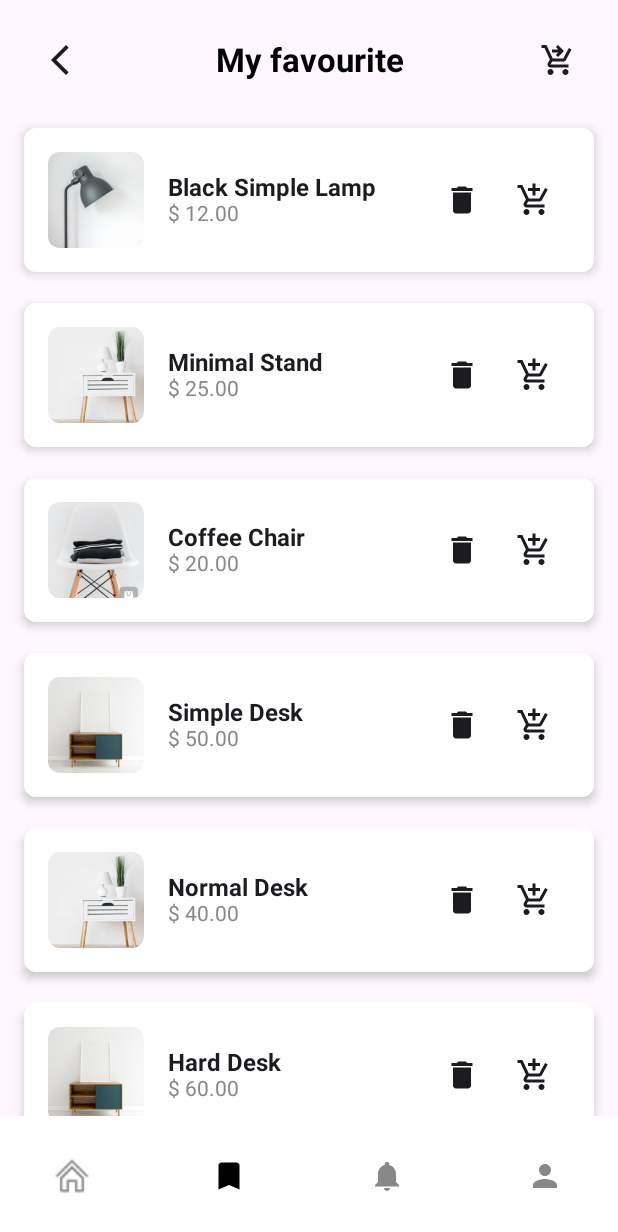
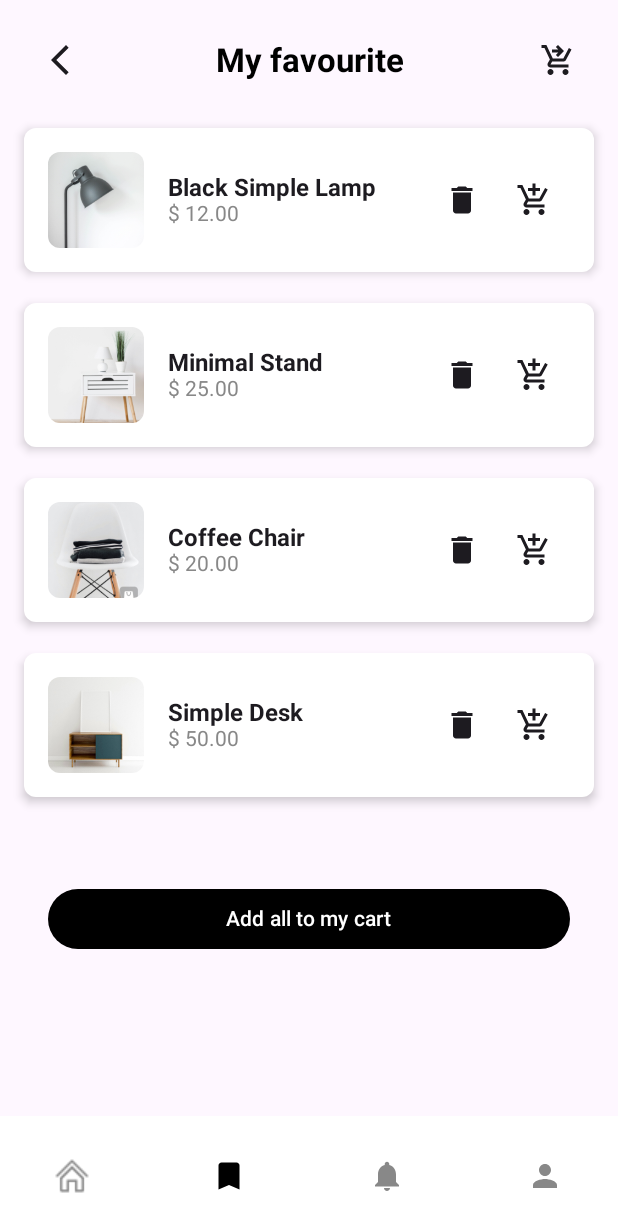
Before and after one commit to VanQuyet04/Assignment_KOT104_PH35419, an Android app built with Jetpack Compose: the Home screen opened through its navigation route, item 2 of the bottom bar chosen, on a phone screen of 412 x 824 dp. Shown: the top 1232 px of the screen. Run offline under Robolectric (Android 15) with nearby library versions, the phone set to English and light mode, and no system bars.

Commit message:
update nav

```diff
--- a/app/src/main/java/com/example/assignment_kot104_ph35419/activity/MainActivity.kt
+++ b/app/src/main/java/com/example/assignment_kot104_ph35419/activity/MainActivity.kt
@@ -3,14 +3,9 @@ package com.example.assignment_kot104_ph35419.activity
 import android.os.Bundle
 import androidx.activity.ComponentActivity
 import androidx.activity.compose.setContent
+import androidx.navigation.compose.rememberNavController
+import com.example.assignment_kot104_ph35419.navigation.main_graph
 
-import androidx.compose.runtime.Composable
-
-import androidx.compose.ui.tooling.preview.Preview
-
-import androidx.navigation.compose.rememberNavController
-
-import com.example.assignment_kot104_ph35419.navigation.main_navhost
 
 
 class MainActivity : ComponentActivity() {
@@ -18,7 +13,7 @@ class MainActivity : ComponentActivity() {
         super.onCreate(savedInstanceState)
         setContent {
             val navController = rememberNavController()
-            main_navhost(navController = navController)
+            main_graph(navController = navController)
         }
     }
 }
--- a/app/src/main/java/com/example/assignment_kot104_ph35419/navigation/bottom_nav.kt
+++ b/app/src/main/java/com/example/assignment_kot104_ph35419/navigation/bottom_graph.kt
@@ -1,6 +1,5 @@
 package com.example.assignment_kot104_ph35419.navigation
 
-import CartScreen
 import androidx.compose.runtime.Composable
 import androidx.navigation.NavHostController
 import androidx.navigation.compose.NavHost
@@ -11,7 +10,7 @@ import com.example.assignment_kot104_ph35419.ui.screens.NotificationScreen
 import com.example.assignment_kot104_ph35419.ui.screens.ProfileScreen
 
 @Composable
-fun bottom_navhost(navController: NavHostController) {
+fun bottom_graph(navController: NavHostController) {
 
     NavHost(navController = navController, startDestination = "home") {
         composable("home") { HomeScreen(navController) }
@@ -19,9 +18,7 @@ fun bottom_navhost(navController: NavHostController) {
         composable("favourite") { FavouriteScreen(navController) }
         composable("profile") { ProfileScreen(navController) }
 
-        composable("cart") { CartScreen(navController) }
-
-        // màn home chung navCtrl với các màn bottom nav
+//        4 composable ở trên là của bottom navigation
 
     }
 }
--- /dev/null
+++ b/app/src/main/java/com/example/assignment_kot104_ph35419/navigation/main_graph.kt
@@ -0,0 +1,31 @@
+package com.example.assignment_kot104_ph35419.navigation
+
+import ProductDetailScreen
+import androidx.compose.runtime.Composable
+import androidx.navigation.NavHostController
+import androidx.navigation.compose.NavHost
+import androidx.navigation.compose.composable
+import com.example.assignment_kot104_ph35419.ui.screens.Home
+import com.example.assignment_kot104_ph35419.ui.screens.LoginScreen
+import com.example.assignment_kot104_ph35419.ui.screens.SignupScreen
+import com.example.assignment_kot104_ph35419.ui.screens.SplashScreen
+
+@Composable
+fun main_graph(navController: NavHostController) {
+
+    NavHost(navController = navController, startDestination = "splash") {
+        composable("splash") { SplashScreen(navController) }
+        composable("login") { LoginScreen(navController) }
+        composable("signup") { SignupScreen(navController) }
+
+        composable("detail/{productId}") { backStackEntry ->
+            val productId = backStackEntry.arguments?.getString("productId")
+            productId?.let {
+                ProductDetailScreen(navController = navController, productId = it)
+            }
+        }
+
+        composable("main") { Home() }
+
+    }
+}
--- /dev/null
+++ b/app/src/main/java/com/example/assignment_kot104_ph35419/ui/screens/CheckOutScreen.kt
@@ -0,0 +1 @@
+package com.example.assignment_kot104_ph35419.ui.screens
--- a/app/src/main/java/com/example/assignment_kot104_ph35419/ui/screens/FavouriteScreen.kt
+++ b/app/src/main/java/com/example/assignment_kot104_ph35419/ui/screens/FavouriteScreen.kt
@@ -31,14 +31,10 @@ import com.example.assignment_kot104_ph35419.R
 fun FavouriteScreen(navController: NavHostController) {
     val productList = remember {
         mutableStateListOf(
-            Product(R.drawable.img_lamp, "Black Simple Lamp", "$ 12.00", 50, "Ngon bá cháy"),
-            Product(R.drawable.img_stand, "Minimal Stand", "$ 25.00", 53, "Ngon bá khét"),
-            Product(R.drawable.img_chair, "Coffee Chair", "$ 20.00", 55, "Ngon bá bá"),
-            Product(R.drawable.img_desk, "Simple Desk", "$ 50.00", 52, "Ngon bá khí"),
-            Product(R.drawable.img_stand, "Normal Desk", "$ 40.00", 59, "Ngon bá đạo"),
-            Product(R.drawable.img_desk, "Hard Desk", "$ 60.00", 56, "Ngon bá bú"),
-            Product(R.drawable.img_lamp, "Soft Desk", "$ 70.00", 54, "Ngon bá chó"),
-            Product(R.drawable.img_chair, "Office Desk", "$ 80.00", 55, "Ngon bá chém")
+            Product(1, R.drawable.img_lamp, "Black Simple Lamp", "$ 12.00", 50, "Ngon bá cháy"),
+            Product(2, R.drawable.img_stand, "Minimal Stand", "$ 25.00", 53, "Ngon bá khét"),
+            Product(3, R.drawable.img_chair, "Coffee Chair", "$ 20.00", 55, "Ngon bá bá"),
+            Product(4, R.drawable.img_desk, "Simple Desk", "$ 50.00", 52, "Ngon bá khí"),
             )
     }
 
@@ -46,12 +42,7 @@ fun FavouriteScreen(navController: NavHostController) {
         modifier = Modifier
             .fillMaxSize()
             .background(Color.White),
-
         content = {
-            Box(
-                modifier = Modifier.fillMaxSize()
-
-            ) {
             Column(
                 modifier = Modifier
                     .fillMaxSize()
@@ -67,10 +58,11 @@ fun FavouriteScreen(navController: NavHostController) {
                 ) {}
                 Spacer(modifier = Modifier.height(16.dp))
                 ProductList(productList)
-                }
                 AddAllToCartButton(
-                    onClick = { /* Handle add all to cart */ },
-                    modifier = Modifier.align(Alignment.BottomCenter)
+                    onClick = { /* Xử lý thêm tất cả vào giỏ hàng */ },
+                    modifier = Modifier
+                        .fillMaxWidth()
+                        .padding(vertical = 16.dp)
                 )
             }
         }
@@ -79,7 +71,9 @@ fun FavouriteScreen(navController: NavHostController) {
 
 @Composable
 fun ProductList(products: List<Product>) {
-    LazyColumn {
+    LazyColumn (
+        modifier = Modifier.padding(bottom = 10.dp)
+    ){
         items(products.size) { index ->
             val product = products[index]
             ProductItem(
--- /dev/null
+++ b/app/src/main/java/com/example/assignment_kot104_ph35419/ui/screens/Home.kt
@@ -0,0 +1,20 @@
+package com.example.assignment_kot104_ph35419.ui.screens
+
+import android.annotation.SuppressLint
+import androidx.compose.material3.Scaffold
+import androidx.compose.runtime.Composable
+import androidx.navigation.compose.rememberNavController
+import com.example.assignment_kot104_ph35419.navigation.bottom_graph
+
+@SuppressLint("UnusedMaterial3ScaffoldPaddingParameter")
+@Composable
+fun Home() {
+
+    val bottomnavController = rememberNavController()
+
+    Scaffold(
+        bottomBar = { BottomNavigationBar(bottomnavController) }
+    ) {
+        bottom_graph(bottomnavController)
+    }
+}
--- a/app/src/main/java/com/example/assignment_kot104_ph35419/ui/screens/HomeScreen.kt
+++ b/app/src/main/java/com/example/assignment_kot104_ph35419/ui/screens/HomeScreen.kt
@@ -5,6 +5,7 @@ import android.annotation.SuppressLint
 
 import androidx.compose.foundation.Image
 import androidx.compose.foundation.background
+import androidx.compose.foundation.clickable
 import androidx.compose.foundation.layout.*
 import androidx.compose.foundation.lazy.grid.GridCells
 import androidx.compose.foundation.lazy.grid.LazyVerticalGrid
@@ -27,24 +28,7 @@ import androidx.compose.ui.text.font.FontWeight
 import androidx.compose.ui.unit.dp
 import androidx.compose.ui.unit.sp
 import androidx.navigation.NavController
-import androidx.navigation.compose.rememberNavController
 import com.example.assignment_kot104_ph35419.R
-import com.example.assignment_kot104_ph35419.navigation.bottom_navhost
-
-@SuppressLint("UnusedMaterial3ScaffoldPaddingParameter")
-@Composable
-fun Home() {
-
-    val bottomnavController = rememberNavController()
-
-
-    Scaffold(
-        bottomBar = { BottomNavigationBar(bottomnavController) }
-    ) {
-        bottom_navhost(bottomnavController)
-    }
-}
-
 
 @SuppressLint("UnusedMaterial3ScaffoldPaddingParameter")
 @Composable
@@ -64,10 +48,10 @@ fun HomeScreen(nav: NavController) {
         ) {
             CustomTopBar(
                 title = "Make home",
-                subtitle ="Beautiful",
-                leftIconId =R.drawable.timkiem,
-                rightIconId =R.drawable.giohang,
-                onLeftClick = {  },
+                subtitle = "Beautiful",
+                leftIconId = R.drawable.timkiem,
+                rightIconId = R.drawable.giohang,
+                onLeftClick = { },
                 onRightClick = {
                     nav.navigate("cart")
                 }
@@ -76,7 +60,7 @@ fun HomeScreen(nav: NavController) {
             Spacer(modifier = Modifier.height(16.dp))
             CategoryRow()
             Spacer(modifier = Modifier.height(16.dp))
-            ProductGrid()
+            ProductGrid(nav)
         }
     }
 
@@ -125,16 +109,18 @@ fun CategoryItem(iconRes: Int, label: String) {
 
 @Composable
 fun ProductGrid(
+    navController: NavController
+
 ) {
     val products = listOf(
-        Product(R.drawable.img_lamp, "Black Simple Lamp", "$ 12.00", 50, "Ngon bá cháy"),
-        Product(R.drawable.img_stand, "Minimal Stand", "$ 25.00", 53, "Ngon bá khét"),
-        Product(R.drawable.img_chair, "Coffee Chair", "$ 20.00", 55, "Ngon bá bá"),
-        Product(R.drawable.img_desk, "Simple Desk", "$ 50.00", 52, "Ngon bá khí"),
-        Product(R.drawable.img_stand, "Normal Desk", "$ 40.00", 59, "Ngon bá đạo"),
-        Product(R.drawable.img_desk, "Hard Desk", "$ 60.00", 56, "Ngon bá bú"),
-        Product(R.drawable.img_lamp, "Soft Desk", "$ 70.00", 54, "Ngon bá chó"),
-        Product(R.drawable.img_chair, "Office Desk", "$ 80.00", 55, "Ngon bá chém"),
+        Product(1,R.drawable.img_lamp, "Black Simple Lamp", "$ 12.00", 50, "Ngon bá cháy"),
+        Product(2,R.drawable.img_stand, "Minimal Stand", "$ 25.00", 53, "Ngon bá khét"),
+        Product(3,R.drawable.img_chair, "Coffee Chair", "$ 20.00", 55, "Ngon bá bá"),
+        Product(4,R.drawable.img_desk, "Simple Desk", "$ 50.00", 52, "Ngon bá khí"),
+        Product(5,R.drawable.img_stand, "Normal Desk", "$ 40.00", 59, "Ngon bá đạo"),
+        Product(6,R.drawable.img_desk, "Hard Desk", "$ 60.00", 56, "Ngon bá bú"),
+        Product(7,R.drawable.img_lamp, "Soft Desk", "$ 70.00", 54, "Ngon bá chó"),
+        Product(8,R.drawable.img_chair, "Office Desk", "$ 80.00", 55, "Ngon bá chém"),
     )
 
     LazyVerticalGrid(
@@ -147,19 +133,25 @@ fun ProductGrid(
         horizontalArrangement = Arrangement.spacedBy(16.dp)
     ) {
         items(products.size) { index ->
-            ProductItem(products[index])
+            ProductItem(products[index], onClick = {
+                navController.navigate("detail/${products[index].id}")
+            })
         }
     }
 }
 
 @Composable
-fun ProductItem(product: Product) {
+fun ProductItem(product: Product, onClick: () -> Unit) {
     Column(
         verticalArrangement = Arrangement.Center,
         modifier = Modifier
             .fillMaxWidth()
-            .padding(8.dp),
-    ) {
+            .padding(8.dp)
+            .clickable {
+                onClick()
+            },
+
+        ) {
         Image(
             painter = painterResource(id = product.imageRes),
             contentDescription = product.name,
@@ -280,6 +272,7 @@ fun BottomNavigationBar(nav: NavController) {
 }
 
 data class Product(
+    val id:Int,
     val imageRes: Int,
     val name: String,
     val price: String,
--- a/app/src/main/java/com/example/assignment_kot104_ph35419/navigation/main_nav.kt
+++ b/app/src/main/java/com/example/assignment_kot104_ph35419/ui/screens/SplashScreen.kt
@@ -1,7 +1,5 @@
-package com.example.assignment_kot104_ph35419.navigation
+package com.example.assignment_kot104_ph35419.ui.screens
 
-import CartScreen
-import ProductDetailScreen
 import androidx.compose.foundation.Image
 import androidx.compose.foundation.background
 import androidx.compose.foundation.layout.Arrangement
@@ -27,28 +25,7 @@ import androidx.compose.ui.text.style.TextAlign
 import androidx.compose.ui.unit.dp
 import androidx.compose.ui.unit.sp
 import androidx.navigation.NavHostController
-import androidx.navigation.compose.NavHost
-import androidx.navigation.compose.composable
 import com.example.assignment_kot104_ph35419.R
-import com.example.assignment_kot104_ph35419.ui.screens.Home
-import com.example.assignment_kot104_ph35419.ui.screens.HomeScreen
-import com.example.assignment_kot104_ph35419.ui.screens.LoginScreen
-import com.example.assignment_kot104_ph35419.ui.screens.SignupScreen
-
-@Composable
-fun main_navhost(navController: NavHostController) {
-
-    NavHost(navController = navController, startDestination = "splash") {
-        composable("splash") { SplashScreen(navController) }
-        composable("login") { LoginScreen(navController) }
-        composable("signup") { SignupScreen(navController) }
-        composable("detail") { ProductDetailScreen(navController = navController) }
-
-        composable("main") { Home() }
-        // các màn ngoài chung nav với main(chứa các màn bottom nav)
-
-    }
-}
 
 @Composable
 fun SplashScreen(nav: NavHostController) {
```
Also changed, not shown: app/src/main/java/com/example/assignment_kot104_ph35419/ui/screens/CartScreen.kt (+49 -8 lines), app/src/main/java/com/example/assignment_kot104_ph35419/ui/screens/DetailScreen.kt (+15 -12 lines). Lines whose indentation alone changed are shown as unchanged.
